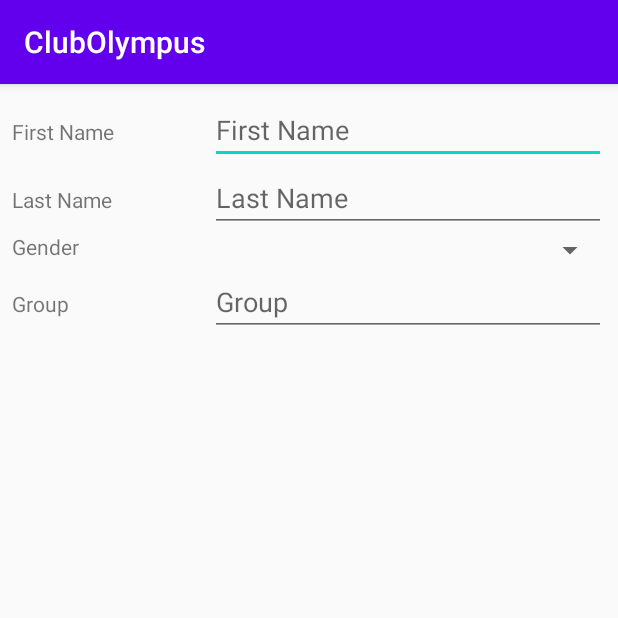
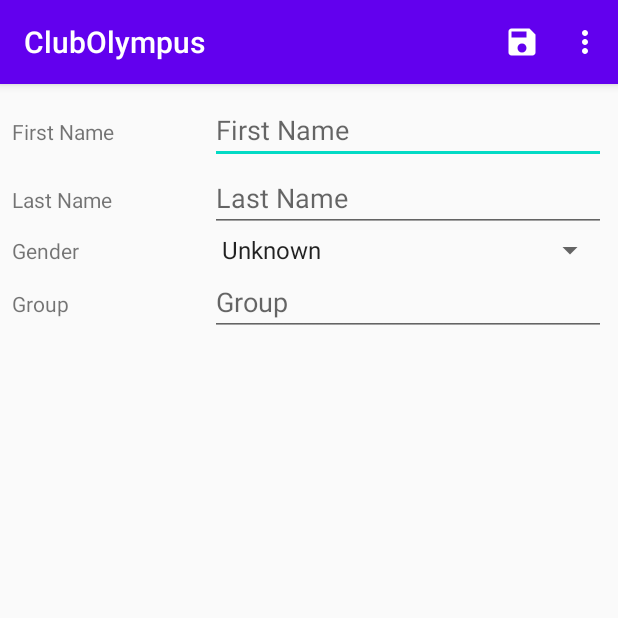
Before and after one commit to AtabaevAziz/ClubOlympus, an Android app: the AddMemberActivity screen opened directly, with no data from a screen before it, on a phone screen of 412 x 824 dp, the top half of it. Run offline under Robolectric (Android 15) with nearby library versions, the phone set to English and light mode, and no system bars.

Commit message:
SportClub App, AddMemberActivity.java, edit_member_menu.xml

```diff
--- a/app/src/main/java/com/example/clubolympus/AddMemberActivity.java
+++ b/app/src/main/java/com/example/clubolympus/AddMemberActivity.java
@@ -1,8 +1,15 @@
 package com.example.clubolympus;
 
 import androidx.appcompat.app.AppCompatActivity;
+import androidx.core.app.NavUtils;
 
 import android.os.Bundle;
+import android.text.TextUtils;
+import android.view.Menu;
+import android.view.MenuItem;
+import android.view.View;
+import android.widget.AdapterView;
+import android.widget.ArrayAdapter;
 import android.widget.EditText;
 import android.widget.Spinner;
 
@@ -13,6 +20,7 @@ public class AddMemberActivity extends AppCompatActivity {
     private EditText groupEditText;
     private Spinner genderSpinner;
     private int gender = 0;
+    private ArrayAdapter spinnerAdapter;
 
     @Override
     protected void onCreate(Bundle savedInstanceState) {
@@ -23,5 +31,53 @@ public class AddMemberActivity extends AppCompatActivity {
         lastNameEditText = findViewById(R.id.lastNameEditText);
         genderSpinner = findViewById(R.id.genderSpinner);
         groupEditText = findViewById(R.id.groupEditText);
+
+        spinnerAdapter = ArrayAdapter.createFromResource(this,
+                R.array.array_gender, android.R.layout.simple_spinner_item);
+        spinnerAdapter.setDropDownViewResource(
+                android.R.layout.simple_spinner_dropdown_item);
+        genderSpinner.setAdapter(spinnerAdapter);
+
+        genderSpinner.setOnItemSelectedListener(new AdapterView.OnItemSelectedListener() {
+            @Override
+            public void onItemSelected(AdapterView<?> parent, View view, int position, long id) {
+                String selectedGender = (String) parent.getItemAtPosition(position);
+                if (!TextUtils.isEmpty(selectedGender)) {
+                    if (selectedGender.equals("Male")) {
+                        gender = 1;
+                    } else if (selectedGender.equals("Female")) {
+                        gender = 2;
+                    } else {
+                        gender = 0;
+                    }
+                }
+            }
+
+            @Override
+            public void onNothingSelected(AdapterView<?> parent) {
+                gender = 0;
+            }
+        });
+    }
+
+    @Override
+    public boolean onCreateOptionsMenu(Menu menu) {
+        getMenuInflater().inflate(R.menu.edit_member_menu, menu);
+        return true;
+    }
+
+    @Override
+    public boolean onOptionsItemSelected(MenuItem item) {
+        switch (item.getItemId()) {
+            case R.id.save_member:
+                return true;
+            case R.id.delete_member:
+                return true;
+            case android.R.id.home:
+                NavUtils.navigateUpFromSameTask(this);
+                return true;
+        }
+
+        return super.onOptionsItemSelected(item);
     }
 }
--- /dev/null
+++ b/app/src/main/res/drawable/ic_baseline_delete_forever_24.xml
@@ -0,0 +1,5 @@
+<vector android:height="24dp" android:tint="#FFFFFF"
+    android:viewportHeight="24" android:viewportWidth="24"
+    android:width="24dp" xmlns:android="http://schemas.android.com/apk/res/android">
+    <path android:fillColor="@android:color/white" android:pathData="M6,19c0,1.1 0.9,2 2,2h8c1.1,0 2,-0.9 2,-2L18,7L6,7v12zM8.46,11.88l1.41,-1.41L12,12.59l2.12,-2.12 1.41,1.41L13.41,14l2.12,2.12 -1.41,1.41L12,15.41l-2.12,2.12 -1.41,-1.41L10.59,14l-2.13,-2.12zM15.5,4l-1,-1h-5l-1,1L5,4v2h14L19,4z"/>
+</vector>
--- /dev/null
+++ b/app/src/main/res/drawable/ic_baseline_save_24.xml
@@ -0,0 +1,5 @@
+<vector android:height="24dp" android:tint="#FFFFFF"
+    android:viewportHeight="24" android:viewportWidth="24"
+    android:width="24dp" xmlns:android="http://schemas.android.com/apk/res/android">
+    <path android:fillColor="@android:color/white" android:pathData="M17,3L5,3c-1.11,0 -2,0.9 -2,2v14c0,1.1 0.89,2 2,2h14c1.1,0 2,-0.9 2,-2L21,7l-4,-4zM12,19c-1.66,0 -3,-1.34 -3,-3s1.34,-3 3,-3 3,1.34 3,3 -1.34,3 -3,3zM15,9L5,9L5,5h10v4z"/>
+</vector>
--- /dev/null
+++ b/app/src/main/res/menu/edit_member_menu.xml
@@ -0,0 +1,16 @@
+<?xml version="1.0" encoding="utf-8"?>
+<menu xmlns:android="http://schemas.android.com/apk/res/android"
+    xmlns:app="http://schemas.android.com/apk/res-auto">
+    xmlns:app="http://schemas.android.com/apk/res-auto">
+    <item
+        android:id="@+id/save_member"
+        android:title="Save Member"
+        android:icon="@drawable/ic_baseline_save_24"
+        app:showAsAction="always" />
+
+    <item
+        android:id="@+id/delete_member"
+        android:title="Delete Member"
+        android:icon="@drawable/ic_baseline_delete_forever_24"
+        app:showAsAction="never" />
+</menu>
--- /dev/null
+++ b/app/src/main/res/values/arrays.xml
@@ -0,0 +1,8 @@
+<?xml version="1.0" encoding="utf-8"?>
+<resources>
+    <string-array name="array_gender">
+        <item>Unknown</item>
+        <item>Male</item>
+        <item>Female</item>
+    </string-array>
+</resources>
```
